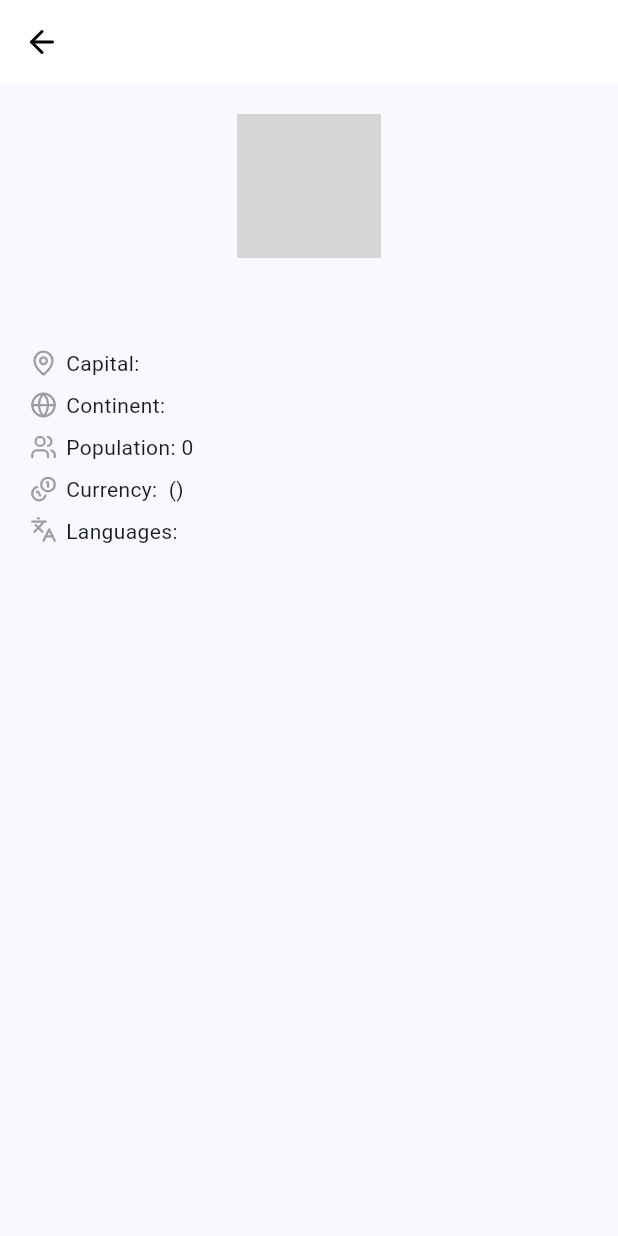
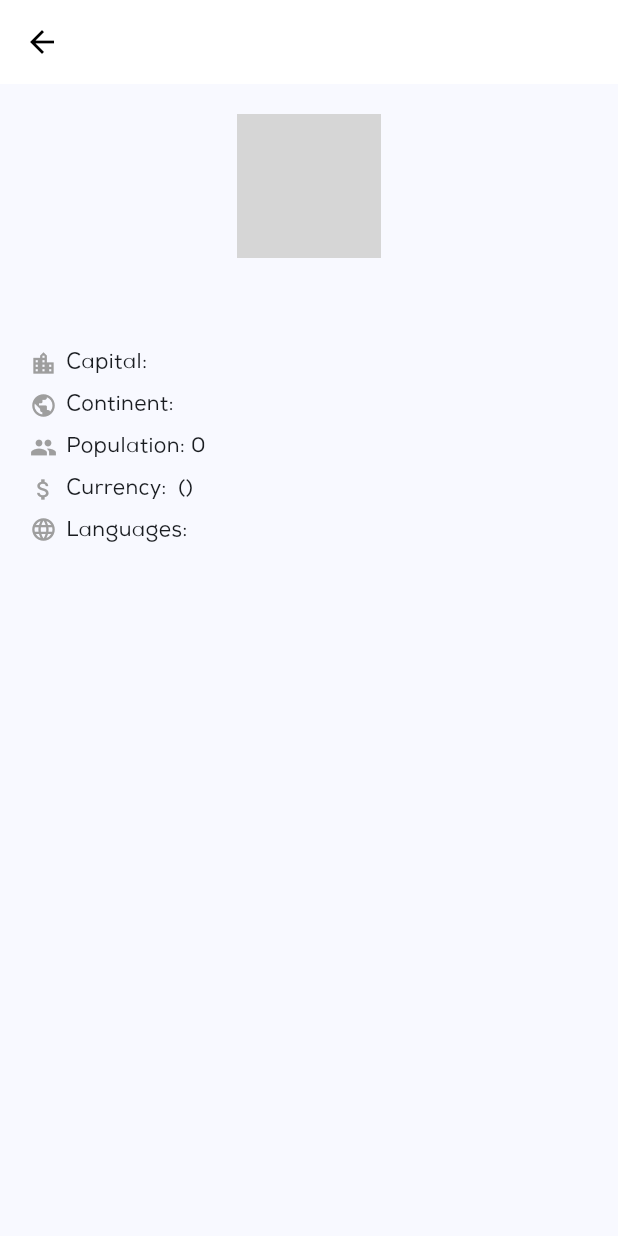
Before and after one commit to farrakhanwahab/XploreGo_app, a Flutter app: the CountryDetailScreen screen opened directly with empty values, on a phone screen of 412 x 824 dp. Run offline on Flutter 3.47's test engine with Material 3 defaults, Android fonts, the phone set to English and light mode, and no system bars; our stand-ins replace cached_network_image, shared_preferences; accounts and stored records are empty; network calls fail; grey boxes are pictures that could not be loaded.

Commit message:
Redesign country cards with Material 3 styling; add Nexa font support; replace Lucide icons with Material Design icons; improve visual consistency and modern UI

```diff
--- a/lib/screens/country_detail_screen.dart
+++ b/lib/screens/country_detail_screen.dart
@@ -1,5 +1,4 @@
 import 'package:flutter/material.dart';
-import 'package:lucide_icons/lucide_icons.dart';
 import '../models/country.dart';
 
 class CountryDetailScreen extends StatelessWidget {
@@ -11,7 +10,7 @@ class CountryDetailScreen extends StatelessWidget {
     return Scaffold(
       appBar: AppBar(
         leading: IconButton(
-          icon: const Icon(LucideIcons.arrowLeft),
+          icon: const Icon(Icons.arrow_back),
           onPressed: () => Navigator.of(context).pop(),
         ),
         title: Text(country.name),
@@ -36,7 +35,7 @@ class CountryDetailScreen extends StatelessWidget {
             const SizedBox(height: 8),
             Row(
               children: [
-                Icon(LucideIcons.mapPin, size: 18, color: Colors.grey),
+                Icon(Icons.location_city, size: 18, color: Colors.grey),
                 const SizedBox(width: 6),
                 Text('Capital: ${country.capital}'),
               ],
@@ -44,7 +43,7 @@ class CountryDetailScreen extends StatelessWidget {
             const SizedBox(height: 8),
             Row(
               children: [
-                Icon(LucideIcons.globe, size: 18, color: Colors.grey),
+                Icon(Icons.public, size: 18, color: Colors.grey),
                 const SizedBox(width: 6),
                 Text('Continent: ${country.continent}'),
               ],
@@ -52,7 +51,7 @@ class CountryDetailScreen extends StatelessWidget {
             const SizedBox(height: 8),
             Row(
               children: [
-                Icon(LucideIcons.users, size: 18, color: Colors.grey),
+                Icon(Icons.people, size: 18, color: Colors.grey),
                 const SizedBox(width: 6),
                 Text('Population: ${country.population.toString()}'),
               ],
@@ -60,7 +59,7 @@ class CountryDetailScreen extends StatelessWidget {
             const SizedBox(height: 8),
             Row(
               children: [
-                Icon(LucideIcons.coins, size: 18, color: Colors.grey),
+                Icon(Icons.attach_money, size: 18, color: Colors.grey),
                 const SizedBox(width: 6),
                 Text('Currency: ${country.currencyName} (${country.currencySymbol})'),
               ],
@@ -69,7 +68,7 @@ class CountryDetailScreen extends StatelessWidget {
             Row(
               crossAxisAlignment: CrossAxisAlignment.start,
               children: [
-                Icon(LucideIcons.languages, size: 18, color: Colors.grey),
+                Icon(Icons.language, size: 18, color: Colors.grey),
                 const SizedBox(width: 6),
                 Expanded(
                   child: Text('Languages: ${country.languages.join(", ")}'),
@@ -80,7 +79,7 @@ class CountryDetailScreen extends StatelessWidget {
               const SizedBox(height: 8),
               Row(
                 children: [
-                  Icon(LucideIcons.utensils, size: 18, color: Colors.grey),
+                  Icon(Icons.restaurant, size: 18, color: Colors.grey),
                   const SizedBox(width: 6),
                   Text('Staple Food: ${country.stapleFood}'),
                 ],
@@ -99,7 +98,7 @@ class CountryDetailScreen extends StatelessWidget {
                   child: ListTile(
                     leading: place.imageUrl.isNotEmpty
                         ? Image.network(place.imageUrl, width: 48, height: 48, fit: BoxFit.cover)
-                        : const Icon(LucideIcons.image),
+                        : const Icon(Icons.image),
                     title: Text(place.name),
                     subtitle: Text(place.description),
                   ),
--- a/lib/screens/home_screen.dart
+++ b/lib/screens/home_screen.dart
@@ -1,6 +1,5 @@
 import 'package:flutter/material.dart';
 import 'package:provider/provider.dart';
-import 'package:lucide_icons/lucide_icons.dart';
 import '../providers/country_provider.dart';
 import '../models/country.dart';
 import '../widgets/country_card.dart';
@@ -273,7 +272,7 @@ class HomeScreen extends StatelessWidget {
                     onChanged: provider.search,
                     decoration: InputDecoration(
                       hintText: 'Search countries...',
-                      prefixIcon: const Icon(LucideIcons.search),
+                      prefixIcon: const Icon(Icons.search),
                       border: OutlineInputBorder(
                         borderRadius: BorderRadius.circular(12),
                       ),
--- a/lib/theme/app_theme.dart
+++ b/lib/theme/app_theme.dart
@@ -5,6 +5,7 @@ class AppTheme {
         brightness: Brightness.light,
         colorScheme: ColorScheme.fromSeed(seedColor: Colors.blue),
         useMaterial3: true,
+        fontFamily: 'Nexa',
         appBarTheme: const AppBarTheme(
           backgroundColor: Colors.white,
           foregroundColor: Colors.black,
@@ -19,6 +20,7 @@ class AppTheme {
           brightness: Brightness.dark,
         ),
         useMaterial3: true,
+        fontFamily: 'Nexa',
         appBarTheme: const AppBarTheme(
           backgroundColor: Colors.black,
           foregroundColor: Colors.white,
```
Also changed, not shown: lib/widgets/country_card.dart (+91 -32 lines), pubspec.yaml (+8 -2 lines), assets/fonts/Nexa-Bold.otf (added), assets/fonts/Nexa-Light.otf (added), assets/fonts/Nexa-Regular.otf (added), pubspec.lock.
